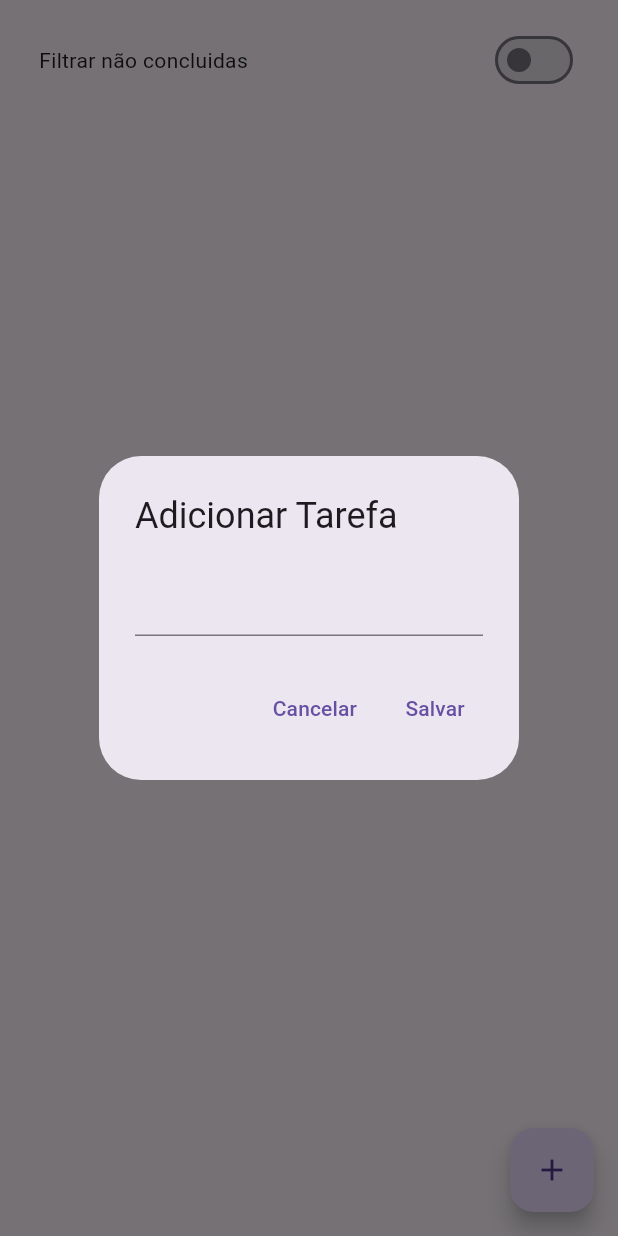
After one commit to CelioFsDev/shared_preferences, a Flutter app: the TarefaSqlitePage screen opened directly, after a tap on the "add" icon, on a phone screen of 412 x 824 dp. The commit adds this screen. Run offline on Flutter 3.47's test engine with Material 3 defaults, Android fonts, the phone set to English and light mode, and no system bars; our stand-ins replace hive, shared_preferences, sqflite; accounts and stored records are empty.

Commit message:
feat:  SQLite

```diff
--- a/lib/main.dart
+++ b/lib/main.dart
@@ -1,5 +1,6 @@
 import 'package:flutter/material.dart';
 import 'package:hive/hive.dart';
+import 'package:shared_preferences_dio/model/dados_cadastrais_model.dart';
 import 'package:shared_preferences_dio/my_app.dart';
 import 'package:path_provider/path_provider.dart' as path_provider;
 
--- a/lib/model/dados_cadastrais_model.dart
+++ b/lib/model/dados_cadastrais_model.dart
@@ -1,5 +1,6 @@
 import 'package:hive/hive.dart';
-
+//Utilize o comando abaixo para gerar o arquivo .g.dart //flutter pub run build_runner build
+part 'dados_cadastrais_model.g.dart';
 
 @HiveType(typeId: 1)
 class DadosCadastraisModel {
--- /dev/null
+++ b/lib/model/tarefa_sqlite_model.dart
@@ -0,0 +1,30 @@
+class TarefaSqliteModel {
+  int _id = 0;
+
+  String _descricao = "";
+
+  bool _concluido = false;
+
+  TarefaSqliteModel(
+    this._id,
+    this._descricao,
+    this._concluido,
+  );
+  int get id => _id;
+
+  set id(int id) {
+    _id = id;
+  }
+
+  String get descricao => _descricao;
+
+  bool get concluido => _concluido;
+
+  void set descricao(String descricao) {
+    _descricao = descricao;
+  }
+
+  void set concluido(bool concluido) {
+    _concluido = concluido;
+  }
+}
--- a/lib/pages/login_page.dart
+++ b/lib/pages/login_page.dart
@@ -140,10 +140,10 @@ class _TrilhaLoginPageState extends State<TrilhaLoginPage> {
                     width: double.infinity,
                     child: ElevatedButton(
                       style: ButtonStyle(
-                        backgroundColor: MaterialStatePropertyAll(
+                        backgroundColor: WidgetStatePropertyAll(
                           Colors.purple,
                         ),
-                        shape: MaterialStatePropertyAll(
+                        shape: WidgetStatePropertyAll(
                           RoundedRectangleBorder(
                             borderRadius: BorderRadius.circular(
                               7.0,
--- /dev/null
+++ b/lib/pages/tarefas/nova_tarefa_sqlite_page.dart
@@ -0,0 +1,124 @@
+import 'package:flutter/material.dart';
+import 'package:shared_preferences_dio/model/tarefa.dart';
+import 'package:shared_preferences_dio/model/tarefa_sqlite_model.dart';
+import 'package:shared_preferences_dio/repositories/sqlite/tarefa_sqlite_repository.dart';
+import 'package:shared_preferences_dio/repositories/tarefa_repository.dart';
+
+class TarefaSqlitePage extends StatefulWidget {
+  const TarefaSqlitePage({super.key});
+
+  @override
+  State<TarefaSqlitePage> createState() => _TarefaSqlitePageState();
+}
+
+class _TarefaSqlitePageState extends State<TarefaSqlitePage> {
+  TarefaSqliteRepository tarefasRepository = TarefaSqliteRepository();
+  var _tarefas = const <TarefaSqliteModel>[];
+  TextEditingController descricaoController = TextEditingController();
+  var apenasNaoConcluidos = false;
+
+  @override
+  void initState() {
+    // TODO: implement initState
+    super.initState();
+    obterTarefas();
+  }
+
+  void obterTarefas() async {
+    if (apenasNaoConcluidos) {
+      _tarefas = await tarefasRepository.obterDados();
+    }
+
+    setState(() {});
+  }
+
+  @override
+  Widget build(BuildContext context) {
+    return Scaffold(
+      floatingActionButton: FloatingActionButton(
+        child: Icon(Icons.add),
+        onPressed: () {
+          descricaoController.text = "";
+          showDialog(
+            context: context,
+            builder: (BuildContext bc) {
+              return AlertDialog(
+                title: Text("Adicionar Tarefa"),
+                content: TextField(controller: descricaoController),
+                actions: [
+                  TextButton(
+                    onPressed: () {
+                      Navigator.pop(context);
+                    },
+                    child: Text('Cancelar'),
+                  ),
+                  TextButton(
+                    onPressed: () async {
+                      await tarefasRepository.salvar(
+                        TarefaSqliteModel(0, descricaoController.text, false),
+                      );
+                      // ignore: use_build_context_synchronously
+                      Navigator.pop(context);
+                      setState(() {});
+                    },
+                    child: Text('Salvar'),
+                  ),
+                ],
+              );
+            },
+          );
+        },
+      ),
+      body: Container(
+        margin: EdgeInsets.symmetric(horizontal: 16, vertical: 8),
+        child: Column(
+          children: [
+            Container(
+              margin: EdgeInsets.symmetric(horizontal: 10, vertical: 8),
+              child: Row(
+                mainAxisAlignment: MainAxisAlignment.spaceBetween,
+                children: [
+                  Text("Filtrar não concluidas"),
+                  Switch(
+                    value: apenasNaoConcluidos,
+                    onChanged: (bool value) {
+                      apenasNaoConcluidos = value;
+                      setState(() {
+                        obterTarefas();
+                      });
+                    },
+                  ),
+                ],
+              ),
+            ),
+            Expanded(
+              child: ListView.builder(
+                itemCount: _tarefas.length,
+                itemBuilder: (BuildContext bc, int index) {
+                  var tarefa = _tarefas[index];
+                  return Dismissible(
+                    key: Key(tarefa.id.toString()),
+                    onDismissed: (DismissDirection dismissDirection) async {
+                      await tarefasRepository.remover(tarefa.id);
+                      obterTarefas();
+                    },
+                    child: ListTile(
+                      title: Text(tarefa.descricao),
+                      trailing: Switch(
+                        value: tarefa.concluido,
+                        onChanged: (bool value) async {
+                          await tarefasRepository.atualizar(tarefa);
+                          obterTarefas();
+                        },
+                      ),
+                    ),
+                  );
+                },
+              ),
+            ),
+          ],
+        ),
+      ),
+    );
+  }
+}
--- /dev/null
+++ b/lib/repositories/sqlite/tarefa_sqlite_repository.dart
@@ -0,0 +1,45 @@
+import 'package:shared_preferences_dio/model/tarefa_sqlite_model.dart';
+import 'sqlite_database.dart';
+class TarefaSqliteRepository {
+
+  Future<List<TarefaSqliteModel>> obterDados() async{
+    List<TarefaSqliteModel> tarefas = [];
+    final db = await SQLiteDatabase().obterDatabase();
+    var result = await db.rawQuery('SELECT id, descricao, concluida FROM TAREFAS');
+    for (var element in result) {
+      tarefas.add(TarefaSqliteModel(
+        int.parse(element['id'].toString()),
+         element['descricao'].toString(),
+         bool.parse(element['concluida'].toString()),
+           ));}
+    return tarefas;
+  }
+
+  Future<void> salvar(TarefaSqliteModel tarefa) async {
+    final db = await SQLiteDatabase().obterDatabase();
+    await db.rawInsert(
+      'INSERT INTO TAREFAS (descricao, concluida) VALUES (?, ?)',
+      [tarefa.descricao, tarefa.concluido ? 1 : 0],
+    );
+  }
+
+    Future<void> atualizar(TarefaSqliteModel tarefa) async {
+    final db = await SQLiteDatabase().obterDatabase();
+    await db.rawInsert(
+      'UPDATE TAREFAS SET descricao = ?, concluida = ? WHERE id = ?',
+      [
+        tarefa.descricao,
+        tarefa.concluido ? 1 : 0,
+        tarefa.id,
+      ],
+    );
+  }
+
+  Future<void> remover(int id) async {
+    final db = await SQLiteDatabase().obterDatabase();
+    await db.rawDelete(
+      'DELETE FROM TAREFAS WHERE id = ?',
+      [id],
+    );
+  }
+}
```
Also changed, not shown: lib/pages/drawer_page.dart (+17 -7 lines), lib/repositories/sqlite/sqlite_database.dart (added, +47 -0 lines), pubspec.yaml (+6 -3 lines), lib/model/dados_cadastrais_model.g.dart (added), lib/pages/tarefas/nova_tarefa_page.dart (renamed from lib/pages/nova_tarefa_page.dart), 5 other files.
